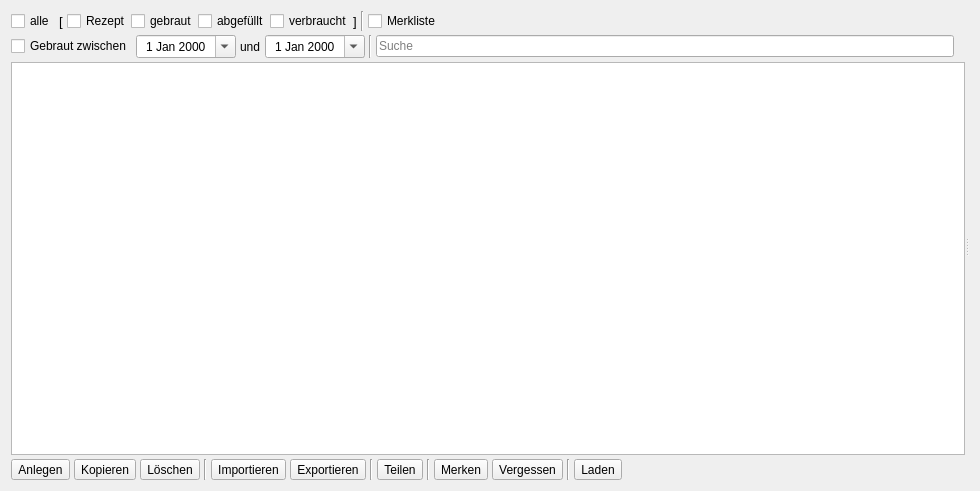
Before: the Qt Designer form kleiner-brauhelfer/tabsudauswahl.ui in kleiner-brauhelfer/kleiner-brauhelfer-2, drawn with Qt 5.
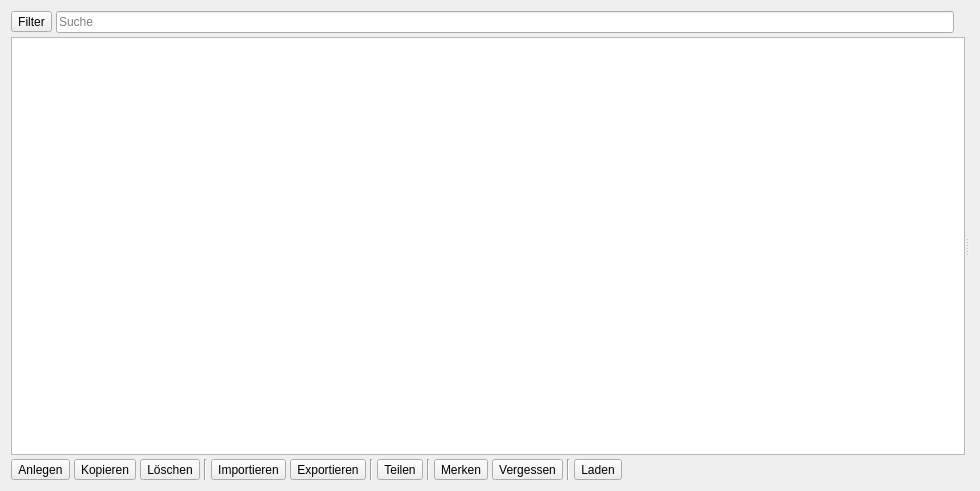
After: the same form once the commit is applied. Icons and pictures are not drawn. Custom widgets are drawn as their Qt base class.

Commit message: Filter button for Sudauswahl

What changed in the file:
```diff
--- a/kleiner-brauhelfer/tabsudauswahl.ui
+++ b/kleiner-brauhelfer/tabsudauswahl.ui
@@ -30,182 +30,9 @@
        <item>
         <layout class="QHBoxLayout" name="horizontalLayout_6">
          <item>
-          <widget class="QCheckBox" name="cbAlle">
-           <property name="toolTip">
-            <string>&lt;html&gt;&lt;head/&gt;&lt;body&gt;&lt;p&gt;Hiermit werden &lt;span style=&quot; font-weight:600;&quot;&gt;alle Sude&lt;/span&gt; angezeigt. Bei vielen Suden in der Datenbank, kann diese Ansicht überfordernd sein. Es empfiehlt sich, feinere Filter anzuwenden. Alle Sude werden in allen Markierungsfarben unsortiert angezeigt.&lt;/p&gt;&lt;/body&gt;&lt;/html&gt;</string>
-           </property>
+          <widget class="FilterButtonSud" name="btnFilter">
            <property name="text">
-            <string>alle</string>
-           </property>
-           <property name="tristate">
-            <bool>true</bool>
-           </property>
-          </widget>
-         </item>
-         <item>
-          <layout class="QHBoxLayout" name="horizontalLayout_3">
-           <property name="spacing">
-            <number>0</number>
-           </property>
-           <item>
-            <widget class="QLabel" name="label_4">
-             <property name="font">
-              <font>
-               <pointsize>10</pointsize>
-              </font>
-             </property>
-             <property name="text">
-              <string notr="true">[ </string>
-             </property>
-            </widget>
-           </item>
-           <item>
-            <widget class="QCheckBox" name="cbRezept">
-             <property name="toolTip">
-              <string>&lt;html&gt;&lt;head/&gt;&lt;body&gt;&lt;p&gt;Hiermit werden alle Sude im Stadium &lt;span style=&quot; font-weight:600;&quot;&gt;Rezept&lt;/span&gt; angezeigt.&lt;/p&gt;&lt;/body&gt;&lt;/html&gt;</string>
-             </property>
-             <property name="text">
-              <string>Rezept</string>
-             </property>
-            </widget>
-           </item>
-           <item>
-            <widget class="QCheckBox" name="cbGebraut">
-             <property name="toolTip">
-              <string>&lt;html&gt;&lt;head/&gt;&lt;body&gt;&lt;p&gt;Hier werden alle Sude im Stadium &lt;span style=&quot; font-weight:600;&quot;&gt;gebraut&lt;/span&gt; angezeigt. Als gebraut gelten Rezepte, die im Tab Braudaten entsprechend markiert wurden.&lt;/p&gt;&lt;/body&gt;&lt;/html&gt;</string>
-             </property>
-             <property name="text">
-              <string>gebraut</string>
-             </property>
-            </widget>
-           </item>
-           <item>
-            <widget class="QCheckBox" name="cbAbgefuellt">
-             <property name="toolTip">
-              <string>&lt;html&gt;&lt;head/&gt;&lt;body&gt;&lt;p&gt;Hiermit werden alle Sude im Stadium &lt;span style=&quot; font-weight:600;&quot;&gt;abgefüllt&lt;/span&gt; angezeigt. Als abgefüllt gelten Rezepte, die im Tab Abfülldaten entsprechend markiert wurden.&lt;/p&gt;&lt;/body&gt;&lt;/html&gt;</string>
-             </property>
-             <property name="text">
-              <string>abgefüllt</string>
-             </property>
-            </widget>
-           </item>
-           <item>
-            <widget class="QCheckBox" name="cbVerbraucht">
-             <property name="toolTip">
-              <string>&lt;html&gt;&lt;head/&gt;&lt;body&gt;&lt;p&gt;Hiermit werden alle Sude im Stadium &lt;span style=&quot; font-weight:600;&quot;&gt;verbraucht&lt;/span&gt; (ausgetrunken) angezeigt. Als verbraucht gelten Rezepte, die im Tab Abfülldaten entsprechend markiert wurden.&lt;/p&gt;&lt;/body&gt;&lt;/html&gt;</string>
-             </property>
-             <property name="text">
-              <string>verbraucht</string>
-             </property>
-            </widget>
-           </item>
-           <item>
-            <widget class="QLabel" name="label_5">
-             <property name="font">
-              <font>
-               <pointsize>10</pointsize>
-              </font>
-             </property>
-             <property name="text">
-              <string notr="true">]</string>
-             </property>
-            </widget>
-           </item>
-          </layout>
-         </item>
-         <item>
-          <widget class="Line" name="line_2">
-           <property name="orientation">
-            <enum>Qt::Vertical</enum>
-           </property>
-          </widget>
-         </item>
-         <item>
-          <widget class="QCheckBox" name="cbMerkliste">
-           <property name="toolTip">
-            <string>&lt;html&gt;&lt;head/&gt;&lt;body&gt;&lt;p&gt;Hiermit werden alle Sude auf der &lt;span style=&quot; font-weight:600;&quot;&gt;Merkliste&lt;/span&gt; angezeigt.&lt;/p&gt;&lt;/body&gt;&lt;/html&gt;</string>
-           </property>
-           <property name="text">
-            <string>Merkliste</string>
-           </property>
-          </widget>
-         </item>
-         <item>
-          <spacer name="horizontalSpacer">
-           <property name="orientation">
-            <enum>Qt::Horizontal</enum>
-           </property>
-           <property name="sizeHint" stdset="0">
-            <size>
-             <width>40</width>
-             <height>20</height>
-            </size>
-           </property>
-          </spacer>
-         </item>
-        </layout>
-       </item>
-       <item>
-        <layout class="QHBoxLayout" name="horizontalLayout">
-         <item>
-          <widget class="QCheckBox" name="cbDatumAlle">
-           <property name="toolTip">
-            <string>&lt;html&gt;&lt;head/&gt;&lt;body&gt;&lt;p&gt;Hiermit wird der &lt;span style=&quot; font-weight:600;&quot;&gt;Suchzeitraum&lt;/span&gt; aktiviert oder deaktiviert.&lt;/p&gt;&lt;/body&gt;&lt;/html&gt;</string>
-           </property>
-           <property name="text">
-            <string>Gebraut zwischen</string>
-           </property>
-          </widget>
-         </item>
-         <item>
-          <widget class="DateEdit" name="tbDatumVon">
-           <property name="minimumSize">
-            <size>
-             <width>100</width>
-             <height>0</height>
-            </size>
-           </property>
-           <property name="toolTip">
-            <string>&lt;html&gt;&lt;head/&gt;&lt;body&gt;&lt;p&gt;Dies ist das &lt;span style=&quot; font-weight:600;&quot;&gt;Anfangsdatum&lt;/span&gt; des Suchzeitraums.&lt;/p&gt;&lt;/body&gt;&lt;/html&gt;</string>
-           </property>
-           <property name="alignment">
-            <set>Qt::AlignCenter</set>
-           </property>
-           <property name="calendarPopup">
-            <bool>true</bool>
-           </property>
-          </widget>
-         </item>
-         <item>
-          <widget class="QLabel" name="label_2">
-           <property name="text">
-            <string>und</string>
-           </property>
-          </widget>
-         </item>
-         <item>
-          <widget class="DateEdit" name="tbDatumBis">
-           <property name="minimumSize">
-            <size>
-             <width>100</width>
-             <height>0</height>
-            </size>
-           </property>
-           <property name="toolTip">
-            <string>&lt;html&gt;&lt;head/&gt;&lt;body&gt;&lt;p&gt;Dies ist das &lt;span style=&quot; font-weight:600;&quot;&gt;Enddatum&lt;/span&gt; des Suchzeitraums.&lt;/p&gt;&lt;/body&gt;&lt;/html&gt;</string>
-           </property>
-           <property name="alignment">
-            <set>Qt::AlignCenter</set>
-           </property>
-           <property name="calendarPopup">
-            <bool>true</bool>
-           </property>
-          </widget>
-         </item>
-         <item>
-          <widget class="Line" name="line_3">
-           <property name="orientation">
-            <enum>Qt::Vertical</enum>
+            <string>Filter</string>
            </property>
           </widget>
          </item>
@@ -223,7 +50,7 @@
           </widget>
          </item>
          <item>
-          <widget class="QLabel" name="lblNumSude"/>
+          <widget class="QLabel" name="lblFilter"/>
          </item>
         </layout>
        </item>
@@ -569,17 +396,17 @@
    <extends>QTableView</extends>
    <header>widgets/tableview.h</header>
   </customwidget>
-  <customwidget>
-   <class>DateEdit</class>
-   <extends>QDateEdit</extends>
-   <header>widgets/dateedit.h</header>
-  </customwidget>
   <customwidget>
    <class>WdgWebViewEditable</class>
    <extends>QWidget</extends>
    <header>widgets/wdgwebvieweditable.h</header>
    <container>1</container>
   </customwidget>
+  <customwidget>
+   <class>FilterButtonSud</class>
+   <extends>QToolButton</extends>
+   <header>widgets/filterbuttonsud.h</header>
+  </customwidget>
  </customwidgets>
  <tabstops>
   <tabstop>cbAlle</tabstop>
```
Left out of the diff: 48 changed lines with no effect on the pictures. The commit also changes 10 other files.
